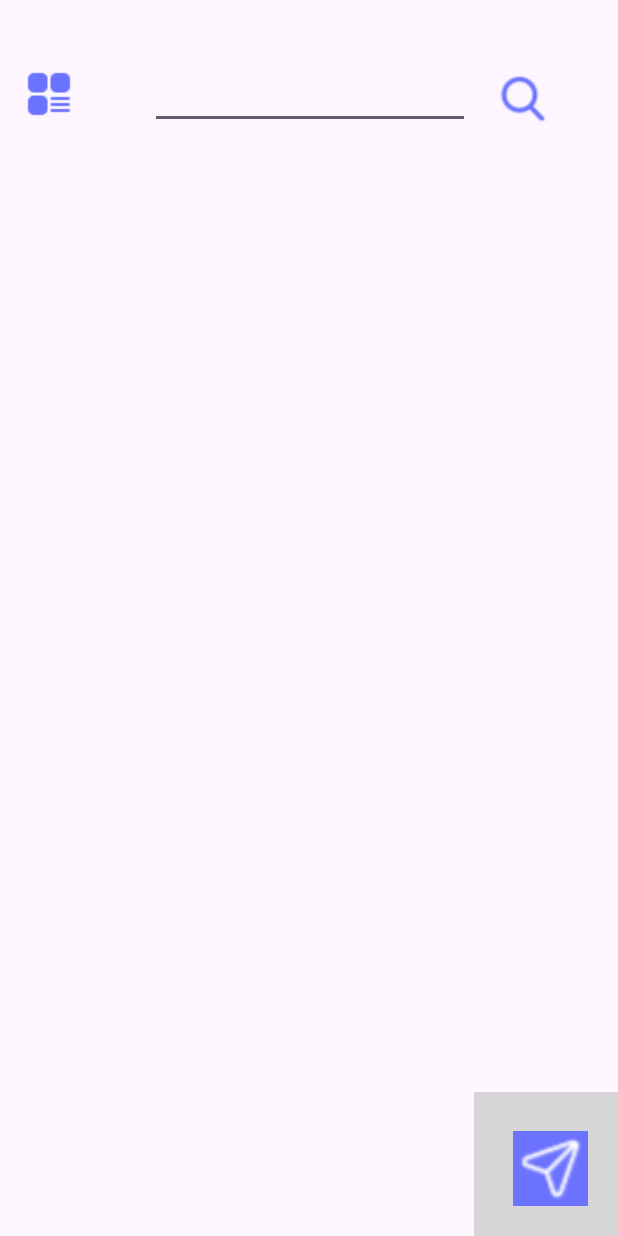
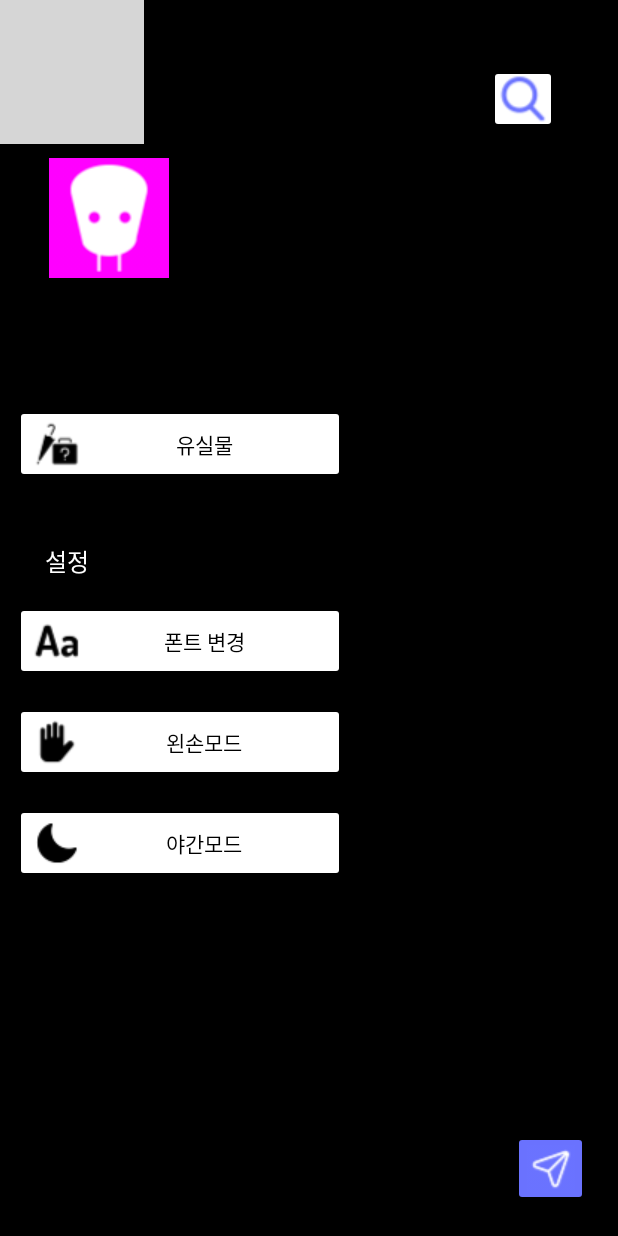
Before and after one commit to Cons-Team/BeaonApp, an Android app: the screen it shows after launch (MainActivity), after a tap on an icon or button, on a phone screen of 412 x 824 dp. Run offline under Robolectric (Android 15) with nearby library versions, the phone set to English and light mode, and no system bars; grey boxes are pictures that could not be loaded.

Commit message:
2024.05.09 font setting dialog 추가 theme 변경 추가

```diff
--- a/app/src/main/AndroidManifest.xml
+++ b/app/src/main/AndroidManifest.xml
@@ -24,5 +24,4 @@
             </intent-filter>
         </activity>
     </application>
-
 </manifest>
--- a/app/src/main/java/com/example/beaconproject/MainActivity.java
+++ b/app/src/main/java/com/example/beaconproject/MainActivity.java
@@ -1,29 +1,43 @@
 package com.example.beaconproject;
 
+import android.app.Dialog;
+import android.content.Intent;
+import android.graphics.drawable.Drawable;
+import android.net.Uri;
 import android.os.Bundle;
 import android.util.Log;
 import android.view.MotionEvent;
 import android.view.View;
+import android.view.Window;
 import android.widget.Button;
 import android.widget.EditText;
 import android.widget.ImageButton;
 import android.widget.ImageView;
+import android.widget.SeekBar;
+import android.widget.TextView;
 
 import androidx.activity.EdgeToEdge;
 import androidx.appcompat.app.AppCompatActivity;
+import androidx.appcompat.app.AppCompatDelegate;
 
 public class MainActivity extends AppCompatActivity {
 
-    ImageView metro_map;
     View menu;
     ImageButton menuBtn;
-    Button searchBtn;
-    Button navigationBtn;
+    Button lostThingBtn;
+    Button fontBtn;
+    Button handModeBtn;
+    Button themeBtn;
+    ImageButton searchBtn;
+    ImageButton navigationBtn;
 
     EditText searchText;
 
-    float x, y;
-    float dx, dy;
+    String mode = "left";
+
+    Dialog fontSettingDialog;
+
+    int fontSizeValue = 15;
 
     @Override
     protected void onCreate(Bundle savedInstanceState) {
@@ -33,49 +47,20 @@ public class MainActivity extends AppCompatActivity {
 
         menu = findViewById(R.id.menuLayout);
         menuBtn = (ImageButton) findViewById(R.id.menuBtn);
+        lostThingBtn = (Button) findViewById(R.id.lostThingBtn);
+        fontBtn = (Button) findViewById(R.id.fontBtn);
+        handModeBtn = (Button) findViewById(R.id.handModeBtn);
+        themeBtn = (Button) findViewById(R.id.themeBtn);
+        searchBtn = (ImageButton) findViewById(R.id.searchBtn);
+        navigationBtn = (ImageButton) findViewById(R.id.navigationBtn);
 
-        metro_map =findViewById(R.id.metro_map);
-    }
-
-    public boolean onTouchEvent(MotionEvent event){
-        if(event.getAction() == MotionEvent.ACTION_DOWN){
-            x = event.getX();
-            y = event.getY();
-
-            Log.v("x", "" + x);
-            Log.v("y", "" + y);
-
-            Log.v("metro_x", "" + metro_map.getX());
-            Log.v("metro_y", "" + metro_map.getY());
-        }
-        if(event.getAction() == MotionEvent.ACTION_MOVE){
-            dx = event.getX() - x;
-            dy = event.getY() - y;
-
-            if(metro_map.getX()+dx >= 0 && metro_map.getX() <= 1000){
-                metro_map.setX(metro_map.getX()+dx);
-                metro_map.setY(metro_map.getY()+dy);
-                x = event.getX();
-                y = event.getY();
-            }
-            else if(metro_map.getX()+dx >= 1000){
-                metro_map.setX(1000);
-                metro_map.setY(metro_map.getY()+dy);
-                x = event.getX();
-                y = event.getY();
-            }
-            else{
-                metro_map.setX(0);
-                metro_map.setY(metro_map.getY()+dy);
-                x = event.getX();
-                y = event.getY();
-            }
-        }
-
-        return super.onTouchEvent(event);
+        fontSettingDialog = new Dialog(this);
+        fontSettingDialog.requestWindowFeature(Window.FEATURE_NO_TITLE);
+        fontSettingDialog.setContentView(R.layout.font_setting_dialog);
     }
 
     public void onClick(View view) {
+        //menuBtn
         if(view.getId() == R.id.menuBtn){
             if(menu.getVisibility() == View.VISIBLE){
                 menu.setVisibility(View.INVISIBLE);
@@ -84,5 +69,77 @@ public class MainActivity extends AppCompatActivity {
                 menu.setVisibility(View.VISIBLE);
             }
         }
+
+        //lost and find thing
+        if(view.getId() == R.id.lostThingBtn){
+            Intent intent = new Intent(Intent.ACTION_VIEW);
+            intent.setData(Uri.parse("https://www.lost112.go.kr/lost/lostList.do"));
+            startActivity(intent);
+        }
+
+        //change fontSize button
+        if(view.getId() == R.id.fontBtn){
+            showFontSettingDialog(fontSizeValue);
+        }
+
+        //change rightHand or leftHand mode
+        if(view.getId() == R.id.handModeBtn){
+            if(mode.equals("left")){
+                handModeBtn.setText("오른손 모드");
+                mode = "right";
+            }
+            else{
+                handModeBtn.setText("왼손 모드");
+                mode = "left";
+            }
+        }
+
+        //change DayTheme or DarkTheme
+        if(view.getId() == R.id.themeBtn){
+
+        }
+    }
+
+    private void showFontSettingDialog(int value) {
+        fontSettingDialog.show();
+        TextView fontTest =(TextView) fontSettingDialog.findViewById(R.id.fontSize);
+        Button setBtn = (Button) fontSettingDialog.findViewById(R.id.setBtn);
+        Button cancelBtn = (Button) fontSettingDialog.findViewById(R.id.cancelBtn);
+        SeekBar seekBar = (SeekBar) fontSettingDialog.findViewById(R.id.seekBar);
+
+        seekBar.setProgress(value-10);
+
+        seekBar.setOnSeekBarChangeListener(new SeekBar.OnSeekBarChangeListener() {
+            @Override
+            public void onProgressChanged(SeekBar seekBar, int i, boolean b) {
+                Log.v("?", "" + seekBar.getProgress());
+                fontTest.setTextSize(seekBar.getProgress()+10);
+            }
+
+            @Override
+            public void onStartTrackingTouch(SeekBar seekBar) {
+
+            }
+
+            @Override
+            public void onStopTrackingTouch(SeekBar seekBar) {
+
+            }
+        });
+
+        setBtn.setOnClickListener(new View.OnClickListener() {
+            @Override
+            public void onClick(View view) {
+                fontSizeValue = seekBar.getProgress() + 10;
+                fontSettingDialog.dismiss();
+            }
+        });
+
+        cancelBtn.setOnClickListener(new View.OnClickListener() {
+            @Override
+            public void onClick(View view) {
+                fontSettingDialog.dismiss();
+            }
+        });
     }
 }
--- a/app/src/main/java/com/example/beaconproject/SplashActivity.java
+++ b/app/src/main/java/com/example/beaconproject/SplashActivity.java
@@ -5,11 +5,14 @@ import android.os.Bundle;
 import android.os.Handler;
 
 import androidx.appcompat.app.AppCompatActivity;
+import androidx.appcompat.app.AppCompatDelegate;
 
 public class SplashActivity extends AppCompatActivity {
     protected void onCreate(Bundle savedInstance){
         super.onCreate(savedInstance);
         setContentView(R.layout.splash);
+
+        AppCompatDelegate.setDefaultNightMode(AppCompatDelegate.MODE_NIGHT_YES);
 
         Handler hd = new Handler();
         hd.postDelayed(new SplashHandler(), 2000);
--- a/app/src/main/res/layout/activity_main.xml
+++ b/app/src/main/res/layout/activity_main.xml
@@ -7,18 +7,35 @@
     android:backgroundTint="#000000"
     tools:context=".MainActivity">
 
-    <ImageView
-        android:id="@+id/metro_map"
-        android:layout_width="wrap_content"
-        android:layout_height="wrap_content"
-        android:backgroundTint="@color/white"
+    <ScrollView
+        android:id="@+id/scrollView1"
+        android:layout_width="match_parent"
+        android:layout_height="match_parent"
+        android:scrollbars="none"
         app:layout_constraintBottom_toBottomOf="parent"
         app:layout_constraintEnd_toEndOf="parent"
         app:layout_constraintHorizontal_bias="1.0"
         app:layout_constraintStart_toStartOf="parent"
         app:layout_constraintTop_toTopOf="parent"
-        app:layout_constraintVertical_bias="1.0"
-        app:srcCompat="@drawable/seoul_metro" />
+        app:layout_constraintVertical_bias="0.0">
+
+        <HorizontalScrollView
+            android:id="@+id/scrollview2"
+            android:layout_width="match_parent"
+            android:layout_height="match_parent"
+            android:scrollbars="none"
+            app:layout_constraintBottom_toBottomOf="@+id/scrollView1"
+            app:layout_constraintEnd_toEndOf="@+id/scrollView1"
+            app:layout_constraintStart_toStartOf="@+id/scrollView1"
+            app:layout_constraintTop_toTopOf="@+id/scrollView1">
+
+            <ImageView
+                android:id="@+id/metro_map"
+                android:layout_width="match_parent"
+                android:layout_height="wrap_content"
+                app:srcCompat="@drawable/seoul_metro" />
+        </HorizontalScrollView>
+    </ScrollView>
 
     <androidx.constraintlayout.widget.ConstraintLayout
         android:layout_width="300dp"
@@ -44,7 +61,7 @@
             android:id="@+id/searchBtn"
             android:layout_width="45dp"
             android:layout_height="45dp"
-            android:backgroundTint="#FDF6FE"
+            android:backgroundTint="@color/white"
             app:layout_constraintBottom_toBottomOf="@+id/searchText"
             app:layout_constraintEnd_toEndOf="parent"
             app:layout_constraintStart_toEndOf="@+id/searchText"
@@ -58,8 +75,8 @@
         android:layout_width="220dp"
         android:layout_height="600dp"
         android:layout_marginTop="70dp"
-        android:background="#FDF6FE"
-        android:visibility="visible"
+        android:background="@color/white"
+        android:visibility="gone"
         app:layout_constraintStart_toStartOf="@+id/menuBtn"
         app:layout_constraintTop_toTopOf="parent">
 
@@ -87,12 +104,13 @@
         </androidx.constraintlayout.widget.ConstraintLayout>
 
         <Button
-            android:id="@+id/button"
+            android:id="@+id/lostThingBtn"
             android:layout_width="match_parent"
             android:layout_height="wrap_content"
             android:layout_marginTop="50dp"
-            android:backgroundTint="#FDF6FE"
+            android:backgroundTint="@color/white"
             android:drawableLeft="@drawable/lost_property_day"
+            android:onClick="onClick"
             android:text="유실물"
             android:textColor="@color/black"
             app:layout_constraintEnd_toEndOf="parent"
@@ -108,15 +126,16 @@
             android:text="설정"
             android:textSize="16sp"
             app:layout_constraintStart_toStartOf="parent"
-            app:layout_constraintTop_toBottomOf="@+id/button" />
+            app:layout_constraintTop_toBottomOf="@+id/lostThingBtn" />
 
         <Button
             android:id="@+id/fontBtn"
             android:layout_width="match_parent"
             android:layout_height="wrap_content"
             android:layout_marginTop="15dp"
-            android:backgroundTint="#FDF6FE"
+            android:backgroundTint="@color/white"
             android:drawableLeft="@drawable/font_day"
+            android:onClick="onClick"
             android:text="폰트 변경"
             android:textColor="@color/black"
             app:layout_constraintEnd_toEndOf="parent"
@@ -128,8 +147,9 @@
             android:layout_width="match_parent"
             android:layout_height="wrap_content"
             android:layout_marginTop="15dp"
-            android:backgroundTint="#FDF6FE"
+            android:backgroundTint="@color/white"
             android:drawableLeft="@drawable/left_mode_day"
+            android:onClick="onClick"
             android:text="왼손모드"
             android:textColor="@color/black"
             app:layout_constraintEnd_toEndOf="parent"
@@ -137,12 +157,13 @@
             app:layout_constraintTop_toBottomOf="@+id/fontBtn" />
 
         <Button
-            android:id="@+id/darkModeBtn"
+            android:id="@+id/themeBtn"
             android:layout_width="match_parent"
             android:layout_height="wrap_content"
             android:layout_marginTop="15dp"
-            android:backgroundTint="#FDF6FE"
+            android:backgroundTint="@color/white"
             android:drawableLeft="@drawable/day_mode"
+            android:onClick="onClick"
             android:text="야간모드"
             android:textColor="@color/black"
             app:layout_constraintEnd_toEndOf="parent"
@@ -157,18 +178,19 @@
         android:layout_height="45dp"
         android:layout_marginStart="10dp"
         android:layout_marginTop="40dp"
-        android:backgroundTint="#FDF6FE"
+        android:backgroundTint="@color/white"
         android:onClick="onClick"
         app:layout_constraintStart_toStartOf="parent"
         app:layout_constraintTop_toTopOf="parent"
         app:srcCompat="@drawable/menu_image" />
 
-    <ImageView
-        android:id="@+id/imageView"
+    <ImageButton
+        android:id="@+id/navigationBtn"
         android:layout_width="50dp"
         android:layout_height="50dp"
         android:layout_marginEnd="20dp"
         android:layout_marginBottom="20dp"
+        android:backgroundTint="#6A72FE"
         app:layout_constraintBottom_toBottomOf="parent"
         app:layout_constraintEnd_toEndOf="parent"
         app:srcCompat="@drawable/navigation_btn" />
--- a/app/src/main/res/values-night/themes.xml
+++ b/app/src/main/res/values-night/themes.xml
@@ -1,7 +1,9 @@
 <resources xmlns:tools="http://schemas.android.com/tools">
     <!-- Base application theme. -->
-    <style name="Base.Theme.BeaconProject" parent="Theme.Material3.DayNight.NoActionBar">
+    <style name="Base.Theme.BeaconProject" parent="Theme.AppCompat.Light.NoActionBar">
         <!-- Customize your dark theme here. -->
         <!-- <item name="colorPrimary">@color/my_dark_primary</item> -->
+        <item name="android:backgroundTint">@color/black</item>
+        <item name="android:textColor">@color/white</item>
     </style>
 </resources>
--- a/app/src/main/res/values/themes.xml
+++ b/app/src/main/res/values/themes.xml
@@ -1,8 +1,10 @@
 <resources xmlns:tools="http://schemas.android.com/tools">
     <!-- Base application theme. -->
-    <style name="Base.Theme.BeaconProject" parent="Theme.Material3.DayNight.NoActionBar">
+    <style name="Base.Theme.BeaconProject" parent="Theme.AppCompat.Light.NoActionBar">
         <!-- Customize your light theme here. -->
         <!-- <item name="colorPrimary">@color/my_light_primary</item> -->
+        <item name="android:backgroundTint">@color/white</item>
+        <item name="android:textColor">@color/black</item>
     </style>
 
     <style name="Theme.BeaconProject" parent="Base.Theme.BeaconProject" />
```
Also changed, not shown: app/src/main/res/layout/font_setting_dialog.xml (added, +61 -0 lines), app/src/main/java/com/example/beaconproject/MapView.java (added).
